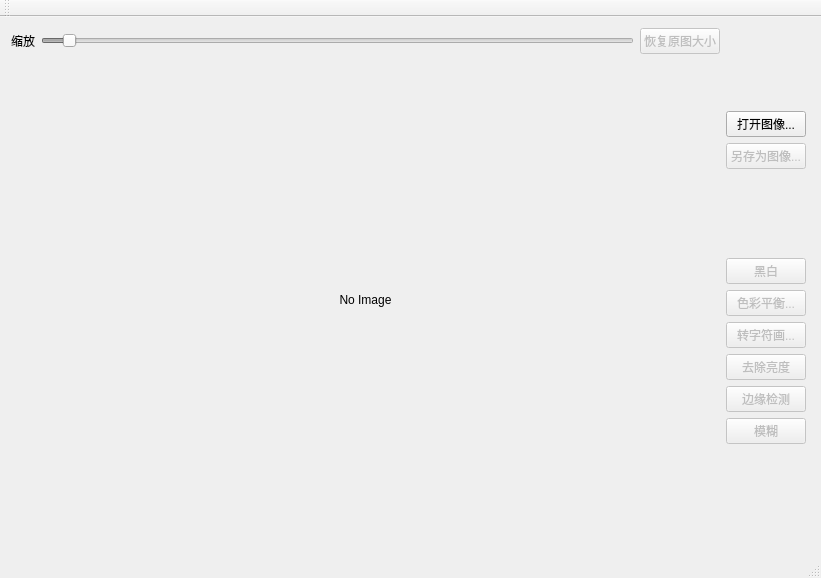
Qt form ImageSpecialEffectsQt/imagespecialeffectsqt.ui (garzon/ImageSpecialEffects-Qt) before a commit.
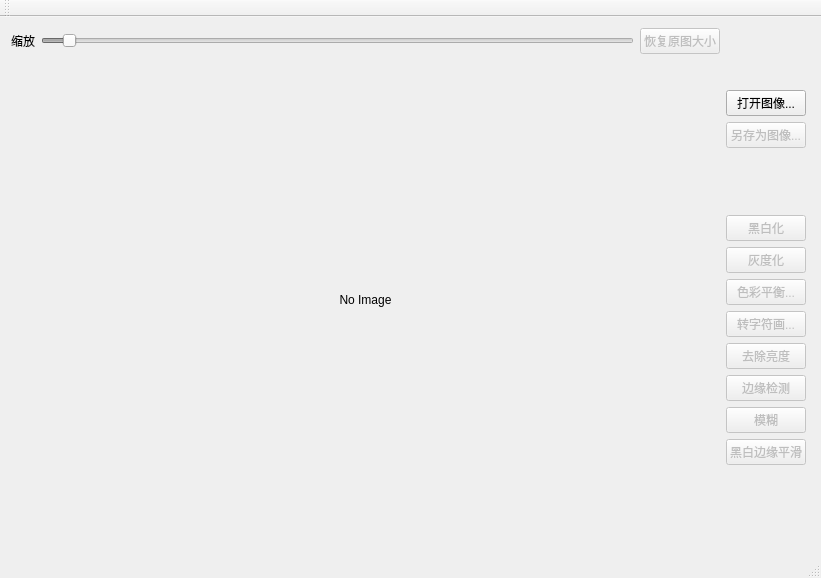
The same form after that commit.

```diff
--- a/ImageSpecialEffectsQt/imagespecialeffectsqt.ui
+++ b/ImageSpecialEffectsQt/imagespecialeffectsqt.ui
@@ -132,13 +132,23 @@
          </property>
         </spacer>
        </item>
+       <item>
+        <widget class="QPushButton" name="pushButton_10">
+         <property name="enabled">
+          <bool>false</bool>
+         </property>
+         <property name="text">
+          <string>黑白化</string>
+         </property>
+        </widget>
+       </item>
        <item>
         <widget class="QPushButton" name="pushButton_2">
          <property name="enabled">
           <bool>false</bool>
          </property>
          <property name="text">
-          <string>黑白</string>
+          <string>灰度化</string>
          </property>
         </widget>
        </item>
@@ -192,6 +202,16 @@
          </property>
         </widget>
        </item>
+       <item>
+        <widget class="QPushButton" name="pushButton_9">
+         <property name="enabled">
+          <bool>false</bool>
+         </property>
+         <property name="text">
+          <string>黑白边缘平滑</string>
+         </property>
+        </widget>
+       </item>
        <item>
         <spacer name="verticalSpacer_3">
          <property name="orientation">
```
Left out of the diff: 54 changed lines with no effect on the pictures.
